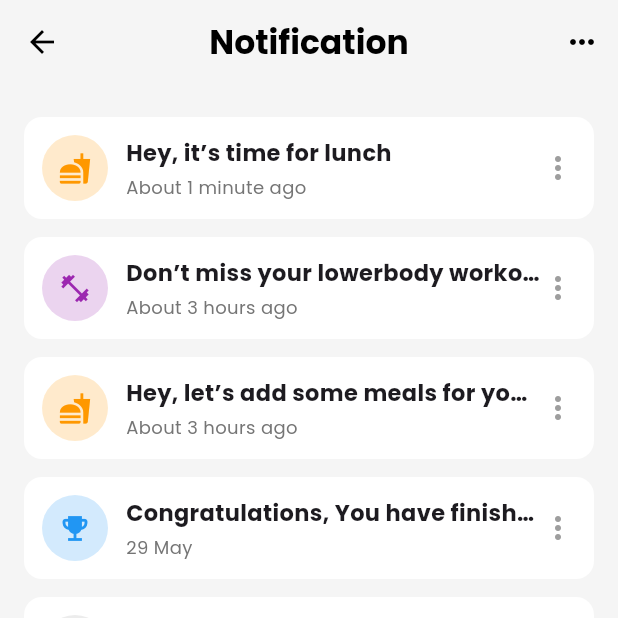
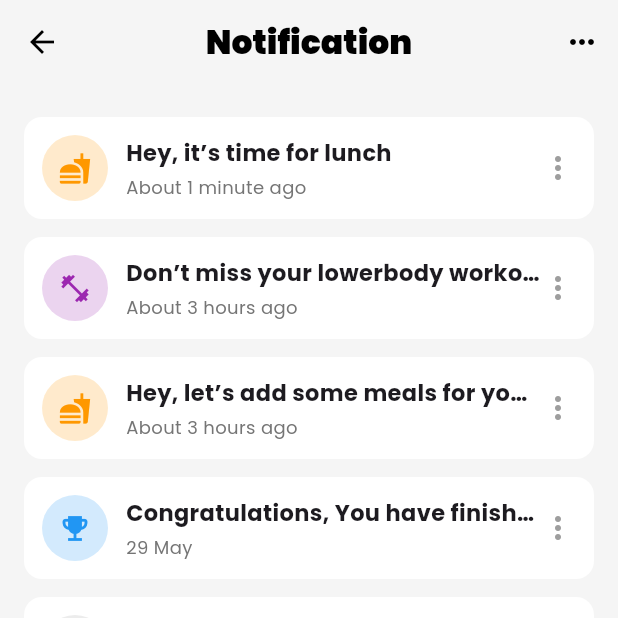
Before and after one commit to Liyo08/AlignMe, a Flutter app: the NotificationsPage screen opened directly, on a phone screen of 412 x 824 dp, the top half of it. Run offline on Flutter 3.47's test engine with Material 3 defaults, Android fonts, the phone set to English and light mode, and no system bars; our stand-ins replace fl_chart, flutter_switch, google_fonts.

Commit message:
notf page phase 1 design completed

```diff
--- a/lib/notification_page.dart
+++ b/lib/notification_page.dart
@@ -19,7 +19,7 @@ class NotificationsPage extends StatelessWidget {
           "Notification",
           style: TextStyle(
             color: Colors.black,
-            fontWeight: FontWeight.bold,
+            fontWeight: FontWeight.w900,
           ),
         ),
         actions: [
```
